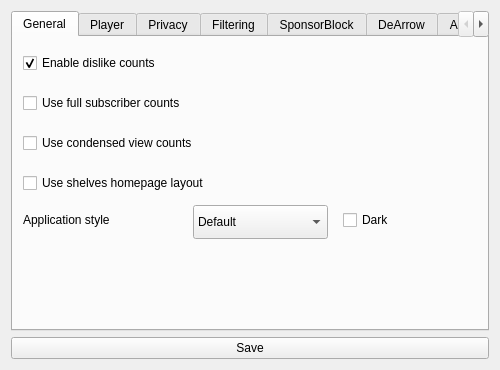
First picture: the form in src/ui/forms/settings/settingsform.ui, repository BowDown097/QtTube, before the edit.
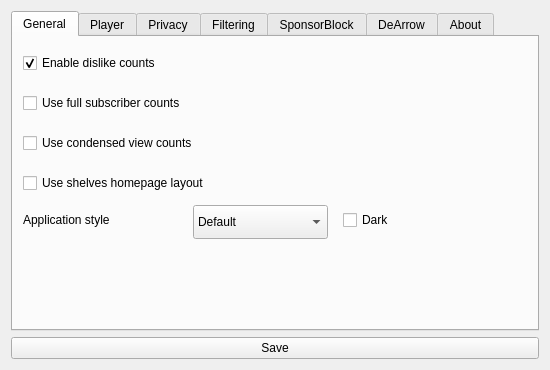
Second picture: the form after the edit.

Commit message: Expand settings window

Patch:
```diff
--- a/src/ui/forms/settings/settingsform.ui
+++ b/src/ui/forms/settings/settingsform.ui
@@ -6,7 +6,7 @@
    <rect>
     <x>0</x>
     <y>0</y>
-    <width>500</width>
+    <width>550</width>
     <height>370</height>
    </rect>
   </property>
```
